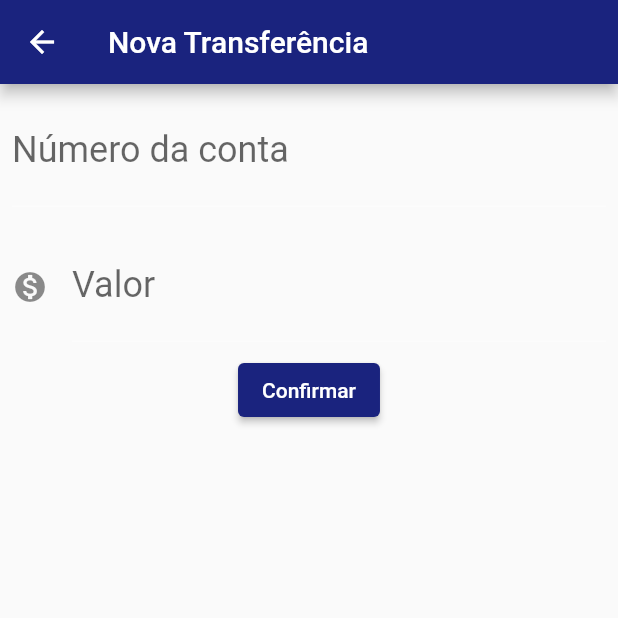
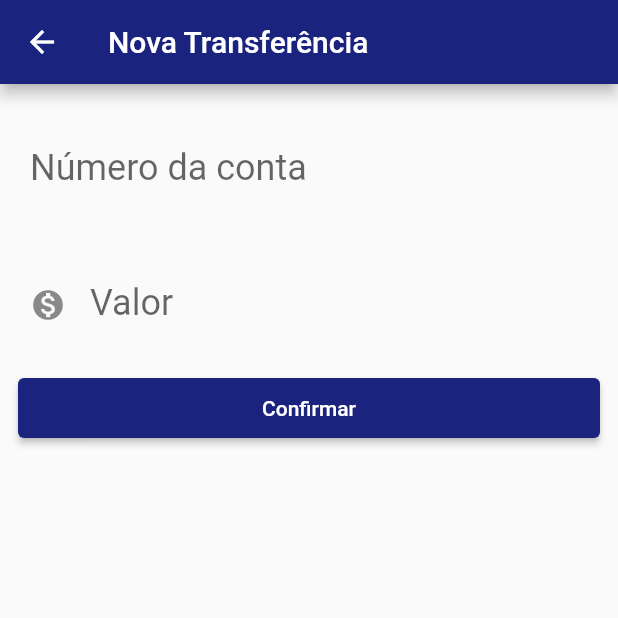
Before and after one commit to EwertonMendes/bytebank, a Flutter app: the screen it shows after launch, after a tap on the "add" icon, on a phone screen of 412 x 824 dp, the top half of it. Run offline on Flutter 3.47's test engine with Material 2 defaults, Android fonts, the phone set to English and light mode, and no system bars.

Commit message:
Cria mesagem de lista vazia

```diff
--- a/lib/main.dart
+++ b/lib/main.dart
@@ -9,11 +9,8 @@ void main() {
 class BytebankApp extends StatelessWidget {
   const BytebankApp({Key? key}) : super(key: key);
 
-  @override
-  Widget build(BuildContext context) {
-    return MaterialApp(
-      home: ListaTransferencias(),
-      theme: ThemeData(
+  ThemeData theme1() {
+    return ThemeData(
         colorScheme: ColorScheme(
             primary: Colors.indigo[900]!,
             onPrimary: Colors.white,
@@ -25,7 +22,14 @@ class BytebankApp extends StatelessWidget {
             brightness: Brightness.light,
             onBackground: Colors.white,
             onSurface: Colors.white,
-              surface: Colors.white)),
+            surface: Colors.white));
+  }
+
+  @override
+  Widget build(BuildContext context) {
+    return MaterialApp(
+      home: ListaTransferencias(),
+      theme: theme1(),
     );
   }
 }
--- a/lib/screens/transferencia/formulario.dart
+++ b/lib/screens/transferencia/formulario.dart
@@ -23,6 +23,7 @@ class FormularioTransferenciaState extends State<FormularioTransferencia> {
     return Scaffold(
       appBar: AppBar(title: const Text(_tituloAppBar)),
       body: SingleChildScrollView(
+        padding: const EdgeInsets.all(12),
         child: Column(
           children: [
             Editor(
@@ -39,7 +40,10 @@ class FormularioTransferenciaState extends State<FormularioTransferencia> {
             ElevatedButton(
               onPressed: () => _criarTransferencia(context),
               child: const Text('Confirmar'),
-            )
+              style: ElevatedButton.styleFrom(
+                minimumSize: const Size.fromHeight(40),
+              ),
+            ),
           ],
         ),
       ),
--- a/lib/screens/transferencia/lista.dart
+++ b/lib/screens/transferencia/lista.dart
@@ -13,24 +13,43 @@ class ListaTransferencias extends StatefulWidget {
 }
 
 class ListaTransferenciasState extends State<ListaTransferencias> {
+  Widget emptableList(List list, BuildContext context) {
+    return list.isNotEmpty
+        ? ListView.builder(
+            padding: const EdgeInsets.all(16),
+            itemCount: list.length,
+            itemBuilder: (context, index) {
+              return ItemTransferencia(list[index]);
+            })
+        : const Padding(
+            padding: EdgeInsets.all(16),
+            child: Center(
+              child: Text(
+                'SEM TRANFERÊNCIAS POR AQUI ¯\\_(ツ)_/¯',
+                textAlign: TextAlign.center,
+                style: TextStyle(
+                  fontSize: 20,
+                  color:Colors.grey,
+                ),
+              ),
+            ),
+          );
+  }
+
   @override
   Widget build(BuildContext context) {
     return Scaffold(
       appBar: AppBar(
         title: const Text('Transferências'),
       ),
-      body: ListView.builder(
-          itemCount: widget._transferencias.length,
-          itemBuilder: (context, index) {
-            return ItemTransferencia(widget._transferencias[index]);
-          }),
+      body: emptableList(widget._transferencias, context),
       floatingActionButton: FloatingActionButton(
           child: const Icon(Icons.add),
           onPressed: () {
             final Future future = Navigator.push(
               context,
               MaterialPageRoute(
-                builder: (context) => FormularioTransferencia(),
+                builder: (context) => const FormularioTransferencia(),
               ),
             );
             future.then((transferenciaRecebida) {
@@ -49,15 +68,16 @@ class ListaTransferenciasState extends State<ListaTransferencias> {
 class ItemTransferencia extends StatelessWidget {
   final Transferencia _transferencia;
 
-  ItemTransferencia(this._transferencia);
+  const ItemTransferencia(this._transferencia, {Key? key}) : super(key: key);
 
   @override
   Widget build(BuildContext context) {
     return Card(
+        elevation: 2.0,
         child: ListTile(
-      leading: Icon(Icons.monetization_on),
-      title: Text(_transferencia.valor.toString()),
-      subtitle: Text(_transferencia.numeroConta.toString()),
-    ));
+          leading: const Icon(Icons.monetization_on),
+          title: Text(_transferencia.valor.toString()),
+          subtitle: Text(_transferencia.numeroConta.toString()),
+        ));
   }
 }
```
Lines whose indentation alone changed are shown as unchanged.
